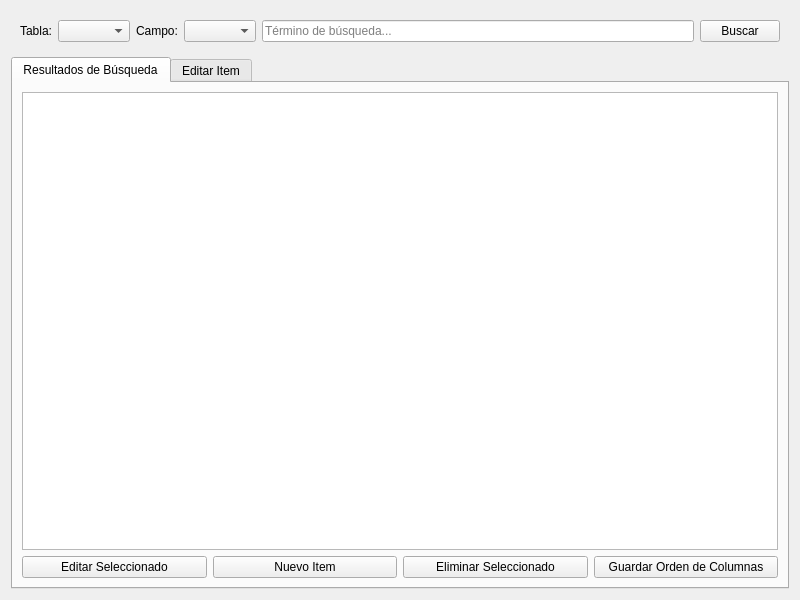
Qt form ui/database_editor.ui (volteret4/mfuz) before a commit.
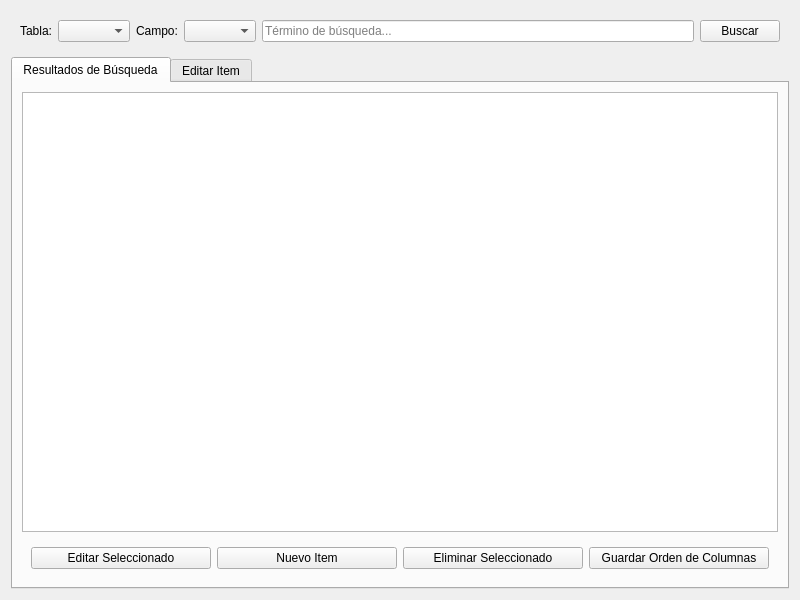
The same form after that commit.

```diff
--- a/ui/database_editor.ui
+++ b/ui/database_editor.ui
@@ -75,6 +75,10 @@
         </widget>
        </item>
        <item>
+        <widget class="QFrame" name="">
+         <property name="lineWidth">
+          <number>0</number>
+         </property>
         <layout class="QHBoxLayout" name="buttons_layout">
          <item>
           <widget class="QPushButton" name="edit_button">
@@ -105,6 +109,7 @@
           </widget>
          </item>
         </layout>
+        </widget>
        </item>
       </layout>
      </widget>
```
Left out of the diff: 4 changed lines with no effect on the pictures. Lines whose indentation alone changed are shown as unchanged.
